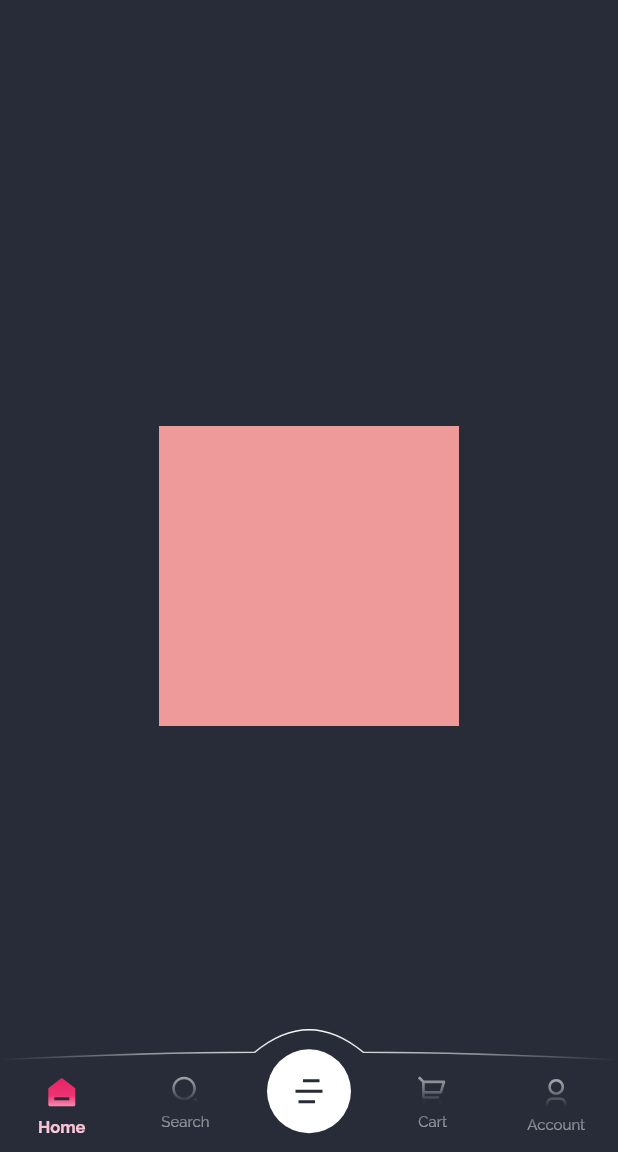
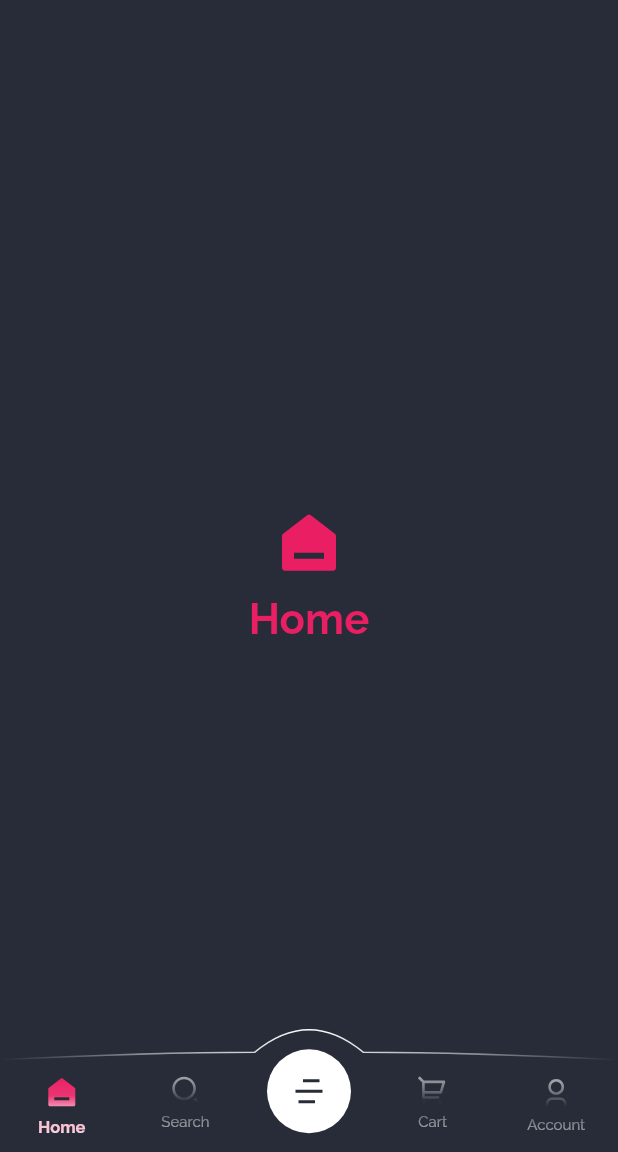
Before and after one commit to lazydeveloperdotdev/r_nav_n_sheet, a Flutter app: the screen it shows after launch, on a phone screen of 412 x 824 dp, the part 84-1236 px from its top. Run offline on Flutter 3.47's test engine with Material 2 defaults, Android fonts, the phone set to English and light mode, and no system bars; our stand-ins replace google_fonts, remixicon.

```diff
--- a/example/lib/home.dart
+++ /dev/null
@@ -1,37 +0,0 @@
-import 'package:flutter/material.dart';
-
-class Home extends StatefulWidget {
-  const Home({Key? key}) : super(key: key);
-
-  @override
-  State<Home> createState() => _HomeState();
-}
-
-class _HomeState extends State<Home> {
-  bool loading = false;
-
-  @override
-  void initState() {
-    Future.delayed(const Duration(milliseconds: 1500), () {
-      if (mounted) {
-        setState(() {
-          loading = true;
-        });
-      }
-    });
-    super.initState();
-  }
-
-  @override
-  Widget build(BuildContext context) {
-    return Scaffold(
-      body: Center(
-        child: Container(
-          width: 200,
-          height: 200,
-          color: loading ? Colors.red[200] : Colors.green[200],
-        ),
-      ),
-    );
-  }
-}
--- a/example/lib/main.dart
+++ b/example/lib/main.dart
@@ -2,7 +2,6 @@ import 'package:flutter/material.dart';
 import 'package:flutter/services.dart';
 import 'package:google_fonts/google_fonts.dart';
 import 'package:r_nav_n_sheet/r_nav_n_sheet.dart';
-import 'package:r_nav_n_sheet_example/home.dart';
 import 'package:remixicon/remixicon.dart';
 
 void main() {
@@ -90,9 +89,7 @@ class _HomePageState extends State<HomePage> {
         ],
       ),
       extendBody: true,
-      body: _index == 0
-          ? const Home()
-          : Center(
+      body: Center(
         child: Column(
           mainAxisSize: MainAxisSize.min,
           children: [
--- a/lib/r_nav_n_sheet.dart
+++ b/lib/r_nav_n_sheet.dart
@@ -97,8 +97,7 @@ class RNavNSheet extends StatefulWidget {
     this.sheetCloseIconBoxColor,
     this.sheetOpenIconColor,
     this.sheetCloseIconColor,
-  })  : assert(items.length >= 2 && items.length <= 5,
-            "There must be at least 2 and at most 5 items!"),
+  })  : assert(items.length >= 2 && items.length <= 5, "There must be at least 2 and at most 5 items!"),
         assert(
           (items.length % 2 == 0 && sheet != null) || sheet == null,
           "Please add either 2 or 4 items with sheet!",
@@ -109,8 +108,7 @@ class RNavNSheet extends StatefulWidget {
   State<RNavNSheet> createState() => _RNavNSheetState();
 }
 
-class _RNavNSheetState extends State<RNavNSheet>
-    with SingleTickerProviderStateMixin {
+class _RNavNSheetState extends State<RNavNSheet> with SingleTickerProviderStateMixin {
   int? _selectedIndex;
   late AnimationController _animationController;
   late double _animValue = 0.0;
@@ -129,6 +127,7 @@ class _RNavNSheetState extends State<RNavNSheet>
 
   _showBottomSheet() {
     if (_sheetOpen) {
+      Scaffold.of(context).showBodyScrim(false, 0.0);
       _bottomSheetController?.close();
       return;
     }
@@ -141,6 +140,7 @@ class _RNavNSheetState extends State<RNavNSheet>
         child: widget.sheet!,
       ),
       backgroundColor: Colors.transparent,
+      transitionAnimationController: _animationController,
     )..closed.whenComplete(() {
         _animationController.animateBack(0.0).then((value) {
           _onSheetToggle(false);
@@ -149,8 +149,7 @@ class _RNavNSheetState extends State<RNavNSheet>
   }
 
   _initAnimation() {
-    _animationController = AnimationController(
-        vsync: this, duration: const Duration(milliseconds: 300));
+    _animationController = AnimationController(vsync: this, duration: const Duration(milliseconds: 300));
     _animationController.addListener(() {
       setState(() {
         _animValue = _animationController.value;
@@ -206,18 +205,14 @@ class _RNavNSheetState extends State<RNavNSheet>
     }
 
     var openIcon = widget.sheetOpenIcon ?? Icons.add;
-    var iconBg = _sheetOpen
-        ? widget.sheetOpenIconBoxColor
-        : widget.sheetCloseIconBoxColor ?? widget.sheetOpenIconBoxColor;
-    var iconFg = _sheetOpen
-        ? widget.sheetOpenIconColor
-        : widget.sheetCloseIconColor ?? widget.sheetOpenIconColor;
+    var iconBg =
+        _sheetOpen ? widget.sheetOpenIconBoxColor : widget.sheetCloseIconBoxColor ?? widget.sheetOpenIconBoxColor;
+    var iconFg = _sheetOpen ? widget.sheetOpenIconColor : widget.sheetCloseIconColor ?? widget.sheetOpenIconColor;
     var fab = Expanded(
       child: Padding(
         padding: const EdgeInsets.only(top: 15),
         child: Transform.rotate(
-          angle:
-              _animValue * (pi / 180) * (widget.sheetIconRotateAngle ?? 45.0),
+          angle: _animValue * (pi / 180) * (widget.sheetIconRotateAngle ?? 45.0),
           child: _SheetToggleButton(
             onTap: () => _showBottomSheet(),
             backgroundColor: iconBg,
@@ -238,8 +233,7 @@ class _RNavNSheetState extends State<RNavNSheet>
     }
 
     var bgColor = widget.backgroundColor ?? theme.canvasColor;
-    var gradientColors =
-        widget.borderColors ?? [bgColor, theme.iconTheme.color!, bgColor];
+    var gradientColors = widget.borderColors ?? [bgColor, theme.iconTheme.color!, bgColor];
     CustomPainter painter = _BottomPainterPlain(gradientColors);
     CustomClipper<Path> clipper = _BottomClipperPlain();
 
```
Also changed, not shown: 3 other files. Lines whose indentation alone changed are shown as unchanged.
